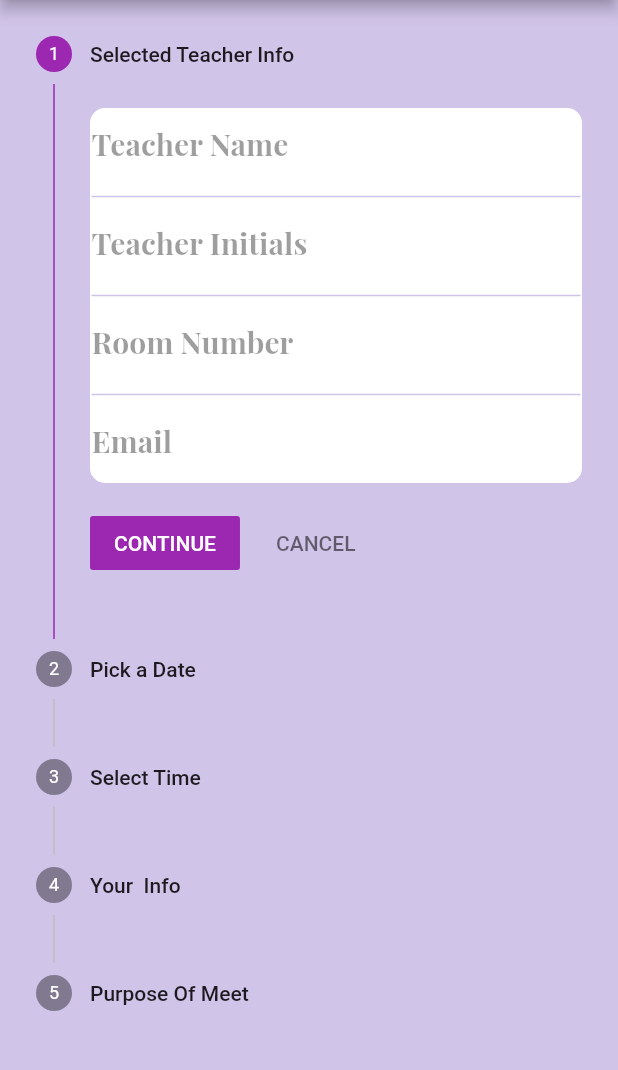
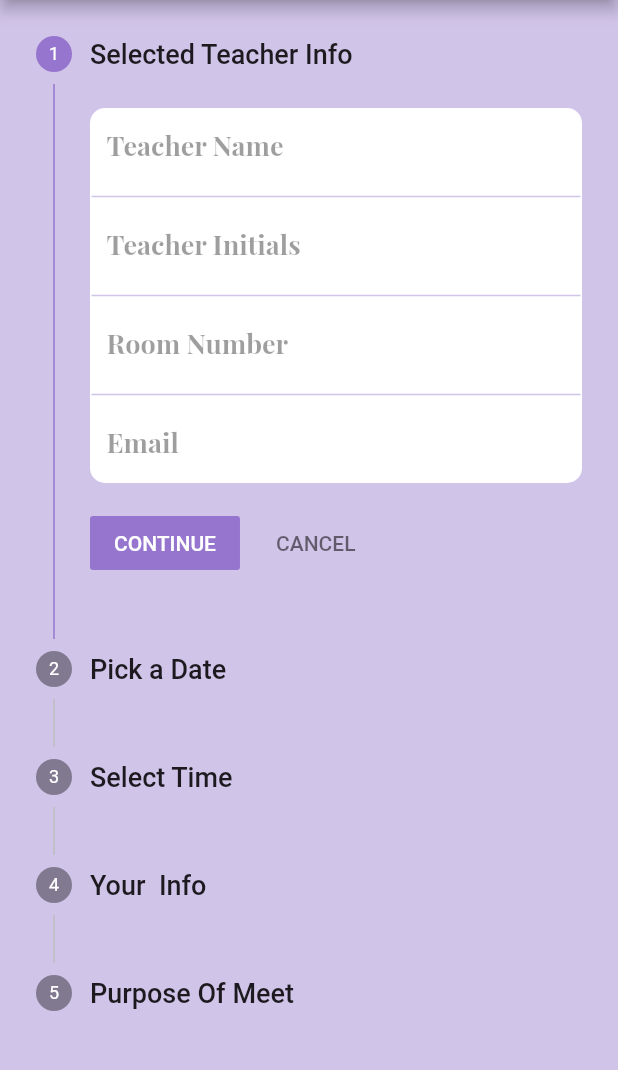
Before and after one commit to Bhavik-20/Flutter_AppointmentApp, a Flutter app: the book_Appointment screen opened directly, on a phone screen of 412 x 824 dp, the part 84-1154 px from its top. Run offline on Flutter 3.47's test engine with Material 2 defaults, Android fonts, the phone set to English and light mode, and no system bars; our stand-ins replace curved_navigation_bar, flutter_svg, google_fonts.

```diff
--- a/lib/pages/student_bookAppointment.dart
+++ b/lib/pages/student_bookAppointment.dart
@@ -43,10 +43,10 @@ class _book_AppointmentState extends State<book_Appointment> {
       ),
       body: Theme(
         data: ThemeData(
-            accentColor: Colors.purple,
-            primarySwatch: Colors.purple,
+            accentColor: Colors.deepPurple[300],
+            primarySwatch: Colors.deepPurple,
             colorScheme: ColorScheme.light(
-                primary: Colors.purple
+                primary: Colors.deepPurple[300]
             )
         ),
         child: Stepper(
@@ -90,7 +90,10 @@ class _book_AppointmentState extends State<book_Appointment> {
   List<Step> _mySteps(){
     List<Step> _steps=[
       Step(
-        title: Text('Selected Teacher Info'),
+        title: Text('Selected Teacher Info',
+        style: TextStyle(
+          fontSize: 18,
+        ),),
         content: Container(
             decoration: BoxDecoration(
                 color: Colors.white,
@@ -104,9 +107,10 @@ class _book_AppointmentState extends State<book_Appointment> {
                 children: [
                   Container(
                     height:50.0,
+                    padding: EdgeInsets.fromLTRB(10, 0, 0, 0),
                     child: TextField(
                       style: TextStyle(
-                          fontSize: 20.0,
+                          fontSize: 18.0,
                           fontFamily: 'playfair',
                           fontWeight: FontWeight.bold
                       ),
@@ -126,9 +130,10 @@ class _book_AppointmentState extends State<book_Appointment> {
                   ),
                   Container(
                     height:50.0,
+                    padding: EdgeInsets.fromLTRB(10, 0, 0, 0),
                     child: TextField(
                       style: TextStyle(
-                          fontSize: 20.0,
+                          fontSize: 18.0,
                           fontFamily: 'playfair',
                           fontWeight: FontWeight.bold
                       ),
@@ -148,9 +153,10 @@ class _book_AppointmentState extends State<book_Appointment> {
                   ),
                   Container(
                     height:50.0,
+                    padding: EdgeInsets.fromLTRB(10, 0, 0, 0),
                     child: TextField(
                       style: TextStyle(
-                          fontSize: 20.0,
+                          fontSize: 18.0,
                           fontFamily: 'playfair',
                           fontWeight: FontWeight.bold
                       ),
@@ -170,9 +176,10 @@ class _book_AppointmentState extends State<book_Appointment> {
                   ),
                   Container(
                     height:50.0,
+                    padding: EdgeInsets.fromLTRB(10, 0, 0, 0),
                     child: TextField(
                       style: TextStyle(
-                          fontSize: 20.0,
+                          fontSize: 18.0,
                           fontFamily: 'playfair',
                           fontWeight: FontWeight.bold
                       ),
@@ -192,14 +199,17 @@ class _book_AppointmentState extends State<book_Appointment> {
         isActive: _currentStep >= 0,
       ),
       Step(
-        title: Text('Pick a Date'),
+        title: Text('Pick a Date',
+          style: TextStyle(
+            fontSize: 18,
+          ),),
         content: Row(
           children: [
             Container(
               decoration: BoxDecoration(
-                color: Colors.deepPurple[600],
+                color: Colors.deepPurple[400],
                   border: Border.all(
-                    color: Colors.deepPurple[600],
+                    color: Colors.deepPurple[400],
                   ),
                   borderRadius: BorderRadius.all(Radius.circular(30))
               ),
@@ -241,7 +251,10 @@ class _book_AppointmentState extends State<book_Appointment> {
         isActive: _currentStep >= 1,
       ),
       Step(
-        title: Text('Select Time'),
+        title: Text('Select Time',
+          style: TextStyle(
+            fontSize: 18,
+          ),),
         content: Column(
           children: [
 
@@ -277,7 +290,10 @@ class _book_AppointmentState extends State<book_Appointment> {
         isActive: _currentStep >= 2,
       ),
       Step(
-        title: Text('Your  Info'),
+        title: Text('Your  Info',
+          style: TextStyle(
+            fontSize: 18,
+          ),),
         content: Container(
           decoration: BoxDecoration(
               color: Colors.white,
@@ -402,7 +418,10 @@ class _book_AppointmentState extends State<book_Appointment> {
         isActive: _currentStep >= 3,
       ),
       Step(
-        title: Text('Purpose Of Meet'),
+        title: Text('Purpose Of Meet',
+          style: TextStyle(
+            fontSize: 18,
+          ),),
         content: Container(
           decoration: BoxDecoration(
               color: Colors.white,
--- a/lib/pages/teacher_dashboard.dart
+++ b/lib/pages/teacher_dashboard.dart
@@ -1,15 +1,40 @@
 import 'dart:ui';
 import 'package:flutter/cupertino.dart';
 import 'package:flutter/material.dart';
+import 'package:flutter_appointment_app/pages/teacher_declined_list.dart';
 import "package:google_fonts/google_fonts.dart";
 import 'package:curved_navigation_bar/curved_navigation_bar.dart';
+import 'package:flutter_appointment_app/pages/teacher_accepted_list.dart';
 
 void main()
 {
   runApp(teacher_dashboard());
 }
 
-class teacher_dashboard extends StatelessWidget {
+class teacher_dashboard extends StatefulWidget {
+  @override
+  _teacher_dashboardState createState() => _teacher_dashboardState();
+}
+
+class _teacher_dashboardState extends State<teacher_dashboard> {
+
+  int _selectedIndex = 0;
+  static const TextStyle optionStyle =
+  TextStyle(fontSize: 30, fontWeight: FontWeight.bold);
+  List<Widget> _widgetOptions = <Widget>[
+    Text(
+      'Index 1: schedule',
+      style: optionStyle,
+    ),
+    teacher_accepted_list(),
+    teacher_declined_list(),
+  ];
+
+  void _onItemTapped(int index) {
+    setState(() {
+      _selectedIndex = index;
+    });
+  }
   @override
   Widget build(BuildContext context) {
     Size size = MediaQuery.of(context).size;
@@ -115,7 +140,9 @@ class teacher_dashboard extends StatelessWidget {
               ],
             )
         ),
-
+        body: Center(
+          child: _widgetOptions.elementAt(_selectedIndex),
+        ),
         bottomNavigationBar: CurvedNavigationBar(
           backgroundColor: Colors.deepPurple[600],
           height: 50,
@@ -126,9 +153,7 @@ class teacher_dashboard extends StatelessWidget {
             Icon(Icons.playlist_add_check, size: 30),
             Icon(Icons.cancel_presentation_outlined, size: 25),
           ],
-          onTap: (index) {
-            //Handle button tap
-          },
+          onTap: _onItemTapped,
         ),
       ),
     );
--- a/lib/pages/teacher_history.dart
+++ b/lib/pages/teacher_history.dart
@@ -1,5 +1,7 @@
 import 'dart:ui';
 import 'package:flutter/material.dart';
+import 'package:flutter_appointment_app/pages/teacher_accepted_list.dart';
+import 'package:flutter_appointment_app/pages/teacher_declined_list.dart';
 import 'package:flutter_appointment_app/services/constants.dart';
 import 'package:flutter_appointment_app/services/rounded_button.dart';
 import 'package:flutter_appointment_app/services/rounded_input_field.dart';
@@ -46,8 +48,8 @@ class teacher_history extends StatelessWidget {
                 ),
               ),
 
-              Center(child: Text('Accepted')),
-              Center(child: Text('Rejected')),
+              teacher_accepted_list(),
+              teacher_declined_list(),
             ],
           ),
         ),
```
Also changed, not shown: lib/main.dart (+6 -1 lines), lib/pages/teacher_accepted_list.dart (added, +41 -0 lines), lib/pages/teacher_declined_list.dart (added, +41 -0 lines), lib/pages/teacher_request_details.dart (added, +283 -0 lines), pubspec.lock.
